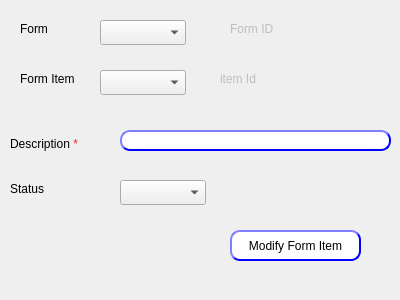
Old version of the form presentation/authorization_ui/modifyFormItem.ui in the repository shymaa123456/HyperPOS2020.
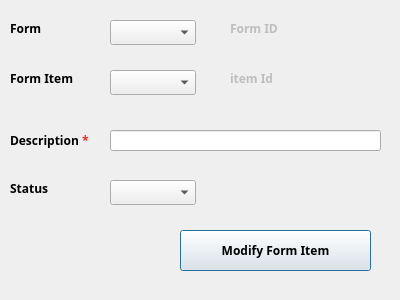
New version of the form.

The edit to the form file:
```diff
--- a/presentation/authorization_ui/modifyFormItem.ui
+++ b/presentation/authorization_ui/modifyFormItem.ui
@@ -10,51 +10,55 @@
     <height>300</height>
    </rect>
   </property>
+  <property name="minimumSize">
+   <size>
+    <width>400</width>
+    <height>300</height>
+   </size>
+  </property>
+  <property name="maximumSize">
+   <size>
+    <width>400</width>
+    <height>300</height>
+   </size>
+  </property>
   <property name="windowTitle">
    <string>Dialog</string>
   </property>
   <widget class="QComboBox" name="CMB_formItemStatus">
    <property name="geometry">
     <rect>
-     <x>120</x>
+     <x>110</x>
      <y>180</y>
      <width>86</width>
      <height>25</height>
     </rect>
    </property>
+   <property name="font">
+    <font>
+     <family>29LT Bukra Regular</family>
+     <pointsize>9</pointsize>
+     <weight>75</weight>
+     <bold>true</bold>
+    </font>
+   </property>
   </widget>
   <widget class="QPushButton" name="BTN_modifyFormItem">
    <property name="geometry">
     <rect>
-     <x>230</x>
+     <x>180</x>
      <y>230</y>
-     <width>131</width>
-     <height>31</height>
+     <width>191</width>
+     <height>41</height>
     </rect>
    </property>
-   <property name="styleSheet">
-    <string notr="true">QPushButton{
-                                        background-color: white;
-                                        border-style: outset;
-                                        border-width: 2px;
-                                        border-radius: 10px;
-                                        border-color: blue;
-                                        min-width: 6em;
-                                        }
-                                        QPushButton:hover {
-                                        background: qradialgradient(
-                                        cx: 0.3, cy: -0.4, fx: 0.3, fy: -0.4,
-                                        radius: 1.35, stop: 0 #fff, stop: 1 #bbb
-                                        );
-                                        }
-                                        QPushButton:pressed {
-                                        border-style: inset;
-                                        background: qradialgradient(
-                                        cx: 0.4, cy: -0.1, fx: 0.4, fy: -0.1,
-                                        radius: 1.35, stop: 0 #fff, stop: 1 #ddd
-                                        );
-                                        }
-                                    </string>
+   <property name="font">
+    <font>
+     <family>29LT Bukra Regular</family>
+     <pointsize>9</pointsize>
+     <weight>75</weight>
+     <bold>true</bold>
+    </font>
    </property>
    <property name="text">
     <string>Modify Form Item</string>
@@ -66,22 +70,38 @@
    </property>
    <property name="geometry">
     <rect>
-     <x>100</x>
+     <x>110</x>
      <y>20</y>
      <width>86</width>
      <height>25</height>
     </rect>
    </property>
+   <property name="font">
+    <font>
+     <family>29LT Bukra Regular</family>
+     <pointsize>9</pointsize>
+     <weight>75</weight>
+     <bold>true</bold>
+    </font>
+   </property>
   </widget>
   <widget class="QLabel" name="label_2">
    <property name="geometry">
     <rect>
-     <x>20</x>
+     <x>10</x>
      <y>20</y>
      <width>67</width>
      <height>17</height>
     </rect>
    </property>
+   <property name="font">
+    <font>
+     <family>29LT Bukra Regular</family>
+     <pointsize>9</pointsize>
+     <weight>75</weight>
+     <bold>true</bold>
+    </font>
+   </property>
    <property name="text">
     <string>Form</string>
    </property>
@@ -95,6 +115,14 @@
      <height>17</height>
     </rect>
    </property>
+   <property name="font">
+    <font>
+     <family>29LT Bukra Regular</family>
+     <pointsize>9</pointsize>
+     <weight>75</weight>
+     <bold>true</bold>
+    </font>
+   </property>
    <property name="text">
     <string>Status</string>
    </property>
@@ -111,6 +139,14 @@
      <height>17</height>
     </rect>
    </property>
+   <property name="font">
+    <font>
+     <family>29LT Bukra Regular</family>
+     <pointsize>9</pointsize>
+     <weight>75</weight>
+     <bold>true</bold>
+    </font>
+   </property>
    <property name="frameShape">
     <enum>QFrame::NoFrame</enum>
    </property>
@@ -121,35 +157,19 @@
   <widget class="QLineEdit" name="LE_desc">
    <property name="geometry">
     <rect>
-     <x>120</x>
+     <x>110</x>
      <y>130</y>
      <width>271</width>
      <height>21</height>
     </rect>
    </property>
-   <property name="styleSheet">
-    <string notr="true">QLineEdit{
-                                        background-color: white;
-                                        border-style: outset;
-                                        border-width: 2px;
-                                        border-radius: 10px;
-                                        border-color: blue;
-                                        min-width: 6em;
-                                        }
-                                        QLineEdit:hover {
-                                        background: qradialgradient(
-                                        cx: 0.3, cy: -0.4, fx: 0.3, fy: -0.4,
-                                        radius: 1.35, stop: 0 #fff, stop: 1 #bbb
-                                        );
-                                        }
-                                       QLineEdit:pressed {
-                                        border-style: inset;
-                                        background: qradialgradient(
-                                        cx: 0.4, cy: -0.1, fx: 0.4, fy: -0.1,
-                                        radius: 1.35, stop: 0 #fff, stop: 1 #ddd
-                                        );
-                                        }
-                                    </string>
+   <property name="font">
+    <font>
+     <family>29LT Bukra Regular</family>
+     <pointsize>9</pointsize>
+     <weight>75</weight>
+     <bold>true</bold>
+    </font>
    </property>
   </widget>
   <widget class="QLabel" name="LB_formItemID">
@@ -158,12 +178,20 @@
    </property>
    <property name="geometry">
     <rect>
-     <x>220</x>
+     <x>230</x>
      <y>70</y>
      <width>141</width>
      <height>17</height>
     </rect>
    </property>
+   <property name="font">
+    <font>
+     <family>29LT Bukra Regular</family>
+     <pointsize>9</pointsize>
+     <weight>75</weight>
+     <bold>true</bold>
+    </font>
+   </property>
    <property name="frameShape">
     <enum>QFrame::NoFrame</enum>
    </property>
@@ -174,12 +202,20 @@
   <widget class="QLabel" name="label_5">
    <property name="geometry">
     <rect>
-     <x>20</x>
+     <x>10</x>
      <y>70</y>
      <width>71</width>
      <height>17</height>
     </rect>
    </property>
+   <property name="font">
+    <font>
+     <family>29LT Bukra Regular</family>
+     <pointsize>9</pointsize>
+     <weight>75</weight>
+     <bold>true</bold>
+    </font>
+   </property>
    <property name="text">
     <string>Form Item</string>
    </property>
@@ -187,22 +223,38 @@
   <widget class="QComboBox" name="CMB_formItemName">
    <property name="geometry">
     <rect>
-     <x>100</x>
+     <x>110</x>
      <y>70</y>
      <width>86</width>
      <height>25</height>
     </rect>
    </property>
+   <property name="font">
+    <font>
+     <family>29LT Bukra Regular</family>
+     <pointsize>9</pointsize>
+     <weight>75</weight>
+     <bold>true</bold>
+    </font>
+   </property>
   </widget>
   <widget class="QLabel" name="label_4">
    <property name="geometry">
     <rect>
      <x>10</x>
      <y>130</y>
-     <width>99</width>
-     <height>29</height>
+     <width>101</width>
+     <height>21</height>
     </rect>
    </property>
+   <property name="font">
+    <font>
+     <family>29LT Bukra Regular</family>
+     <pointsize>9</pointsize>
+     <weight>75</weight>
+     <bold>true</bold>
+    </font>
+   </property>
    <property name="text">
     <string>&lt;html&gt;&lt;head/&gt;&lt;body&gt;&lt;p&gt;Description &lt;span style=&quot; color:#ef2929;&quot;&gt;*&lt;/span&gt;&lt;/p&gt;&lt;/body&gt;&lt;/html&gt;</string>
    </property>
```
